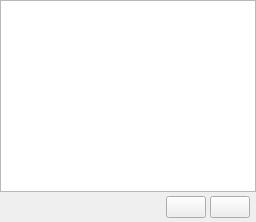
Above: front/qt/col_4.ui from Alexey-Nikolaevic-B/2042_sensor_testing before the change. Below: the same form after it.
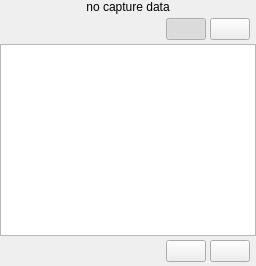
That is the form after the change.

Commit message: trying to add observer

```diff
--- a/front/qt/col_4.ui
+++ b/front/qt/col_4.ui
@@ -10,8 +10,60 @@
    <property name="rightMargin"><number>0</number></property>
    <property name="bottomMargin"><number>0</number></property>
 
+   <!-- Capture image panel -->
+   <item>
+    <widget class="QLabel" name="lbl_capture_image">
+     <property name="alignment"><set>Qt::AlignCenter</set></property>
+     <property name="text"><string>no capture data</string></property>
+     <property name="minimumHeight"><number>220</number></property>
+     <property name="maximumHeight"><number>220</number></property>
+     <property name="wordWrap"><bool>true</bool></property>
+    </widget>
+   </item>
 
-   <!-- QPlainTextEdit: built for logs — fast, scrollable, selectable -->
+   <!-- Capture view toolbar: sensor data / observer toggle -->
+   <item>
+    <widget class="QWidget" name="wt_toolbar_capture">
+     <layout class="QHBoxLayout" name="toolbar_capture_layout">
+      <property name="spacing"><number>4</number></property>
+      <property name="leftMargin"><number>6</number></property>
+      <property name="topMargin"><number>4</number></property>
+      <property name="rightMargin"><number>6</number></property>
+      <property name="bottomMargin"><number>4</number></property>
+      <item>
+       <spacer>
+        <property name="orientation"><enum>Qt::Horizontal</enum></property>
+        <property name="sizeHint" stdset="0"><size><width>10</width><height>1</height></size></property>
+       </spacer>
+      </item>
+      <item>
+       <widget class="QPushButton" name="btn_view_sensor">
+        <property name="text"><string></string></property>
+        <property name="toolTip"><string>Show sensor data</string></property>
+        <property name="checkable"><bool>true</bool></property>
+        <property name="checked"><bool>true</bool></property>
+        <property name="minimumWidth"><number>32</number></property>
+        <property name="maximumWidth"><number>32</number></property>
+        <property name="minimumHeight"><number>32</number></property>
+        <property name="maximumHeight"><number>32</number></property>
+       </widget>
+      </item>
+      <item>
+       <widget class="QPushButton" name="btn_view_observer">
+        <property name="text"><string></string></property>
+        <property name="toolTip"><string>Show observer camera</string></property>
+        <property name="checkable"><bool>true</bool></property>
+        <property name="minimumWidth"><number>32</number></property>
+        <property name="maximumWidth"><number>32</number></property>
+        <property name="minimumHeight"><number>32</number></property>
+        <property name="maximumHeight"><number>32</number></property>
+       </widget>
+      </item>
+     </layout>
+    </widget>
+   </item>
+
+   <!-- Log -->
    <item>
     <widget class="QPlainTextEdit" name="log_view">
      <property name="readOnly"><bool>true</bool></property>
```
Left out of the diff: 1 changed line with no effect on the pictures. The commit also changes 16 other files.
